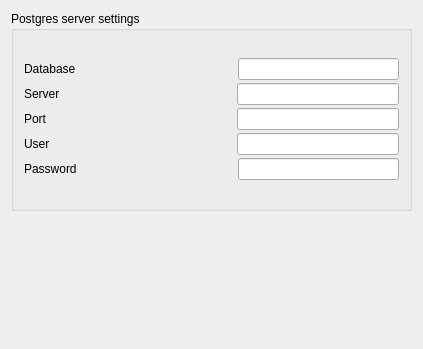
First picture: the form in gui/settings/options_settings.ui, repository franciscocamellon/lallemand_plant_care, before the edit.
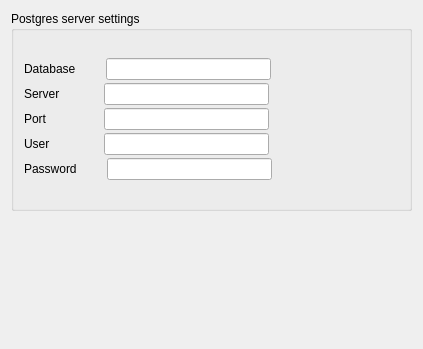
Second picture: the form after the edit. Custom widgets are drawn as their Qt base class.

```diff
--- a/gui/settings/options_settings.ui
+++ b/gui/settings/options_settings.ui
@@ -31,7 +31,7 @@
      <property name="maximumSize">
       <size>
        <width>16777215</width>
-       <height>200</height>
+       <height>16777215</height>
       </size>
      </property>
      <property name="title">
@@ -85,7 +85,7 @@
              <enum>Qt::Horizontal</enum>
             </property>
             <property name="sizeType">
-             <enum>QSizePolicy::MinimumExpanding</enum>
+             <enum>QSizePolicy::Fixed</enum>
             </property>
             <property name="sizeHint" stdset="0">
              <size>
@@ -97,9 +97,15 @@
           </item>
           <item>
            <widget class="QLineEdit" name="databaseNameLineEdit">
+            <property name="sizePolicy">
+             <sizepolicy hsizetype="Minimum" vsizetype="Fixed">
+              <horstretch>0</horstretch>
+              <verstretch>0</verstretch>
+             </sizepolicy>
+            </property>
             <property name="minimumSize">
              <size>
-              <width>0</width>
+              <width>165</width>
               <height>18</height>
              </size>
             </property>
@@ -108,6 +114,19 @@
             </property>
            </widget>
           </item>
+          <item>
+           <spacer name="horizontalSpacer_2">
+            <property name="orientation">
+             <enum>Qt::Horizontal</enum>
+            </property>
+            <property name="sizeHint" stdset="0">
+             <size>
+              <width>40</width>
+              <height>20</height>
+             </size>
+            </property>
+           </spacer>
+          </item>
          </layout>
         </item>
         <item>
@@ -137,7 +156,7 @@
              <enum>Qt::Horizontal</enum>
             </property>
             <property name="sizeType">
-             <enum>QSizePolicy::MinimumExpanding</enum>
+             <enum>QSizePolicy::Fixed</enum>
             </property>
             <property name="sizeHint" stdset="0">
              <size>
@@ -149,9 +168,15 @@
           </item>
           <item>
            <widget class="QLineEdit" name="serverIpLineEdit">
+            <property name="sizePolicy">
+             <sizepolicy hsizetype="Minimum" vsizetype="Fixed">
+              <horstretch>0</horstretch>
+              <verstretch>0</verstretch>
+             </sizepolicy>
+            </property>
             <property name="minimumSize">
              <size>
-              <width>0</width>
+              <width>165</width>
               <height>18</height>
              </size>
             </property>
@@ -160,6 +185,19 @@
             </property>
            </widget>
           </item>
+          <item>
+           <spacer name="horizontalSpacer_7">
+            <property name="orientation">
+             <enum>Qt::Horizontal</enum>
+            </property>
+            <property name="sizeHint" stdset="0">
+             <size>
+              <width>40</width>
+              <height>20</height>
+             </size>
+            </property>
+           </spacer>
+          </item>
          </layout>
         </item>
         <item>
@@ -189,7 +227,7 @@
              <enum>Qt::Horizontal</enum>
             </property>
             <property name="sizeType">
-             <enum>QSizePolicy::MinimumExpanding</enum>
+             <enum>QSizePolicy::Fixed</enum>
             </property>
             <property name="sizeHint" stdset="0">
              <size>
@@ -201,9 +239,15 @@
           </item>
           <item>
            <widget class="QLineEdit" name="serverPortLineEdit">
+            <property name="sizePolicy">
+             <sizepolicy hsizetype="Minimum" vsizetype="Fixed">
+              <horstretch>0</horstretch>
+              <verstretch>0</verstretch>
+             </sizepolicy>
+            </property>
             <property name="minimumSize">
              <size>
-              <width>0</width>
+              <width>165</width>
               <height>18</height>
              </size>
             </property>
@@ -212,6 +256,19 @@
             </property>
            </widget>
           </item>
+          <item>
+           <spacer name="horizontalSpacer_8">
+            <property name="orientation">
+             <enum>Qt::Horizontal</enum>
+            </property>
+            <property name="sizeHint" stdset="0">
+             <size>
+              <width>40</width>
+              <height>20</height>
+             </size>
+            </property>
+           </spacer>
+          </item>
          </layout>
         </item>
         <item>
@@ -241,7 +298,7 @@
              <enum>Qt::Horizontal</enum>
             </property>
             <property name="sizeType">
-             <enum>QSizePolicy::MinimumExpanding</enum>
+             <enum>QSizePolicy::Fixed</enum>
             </property>
             <property name="sizeHint" stdset="0">
              <size>
@@ -253,9 +310,15 @@
           </item>
           <item>
            <widget class="QLineEdit" name="serverUserLineEdit">
+            <property name="sizePolicy">
+             <sizepolicy hsizetype="Minimum" vsizetype="Fixed">
+              <horstretch>0</horstretch>
+              <verstretch>0</verstretch>
+             </sizepolicy>
+            </property>
             <property name="minimumSize">
              <size>
-              <width>0</width>
+              <width>165</width>
               <height>18</height>
              </size>
             </property>
@@ -264,6 +327,19 @@
             </property>
            </widget>
           </item>
+          <item>
+           <spacer name="horizontalSpacer_9">
+            <property name="orientation">
+             <enum>Qt::Horizontal</enum>
+            </property>
+            <property name="sizeHint" stdset="0">
+             <size>
+              <width>40</width>
+              <height>20</height>
+             </size>
+            </property>
+           </spacer>
+          </item>
          </layout>
         </item>
         <item>
@@ -293,7 +369,7 @@
              <enum>Qt::Horizontal</enum>
             </property>
             <property name="sizeType">
-             <enum>QSizePolicy::MinimumExpanding</enum>
+             <enum>QSizePolicy::Fixed</enum>
             </property>
             <property name="sizeHint" stdset="0">
              <size>
@@ -305,9 +381,15 @@
           </item>
           <item>
            <widget class="QLineEdit" name="serverPasswordLineEdit">
+            <property name="sizePolicy">
+             <sizepolicy hsizetype="Minimum" vsizetype="Fixed">
+              <horstretch>0</horstretch>
+              <verstretch>0</verstretch>
+             </sizepolicy>
+            </property>
             <property name="minimumSize">
              <size>
-              <width>0</width>
+              <width>165</width>
               <height>18</height>
              </size>
             </property>
@@ -319,6 +401,19 @@
             </property>
            </widget>
           </item>
+          <item>
+           <spacer name="horizontalSpacer_10">
+            <property name="orientation">
+             <enum>Qt::Horizontal</enum>
+            </property>
+            <property name="sizeHint" stdset="0">
+             <size>
+              <width>40</width>
+              <height>20</height>
+             </size>
+            </property>
+           </spacer>
+          </item>
          </layout>
         </item>
        </layout>
```
